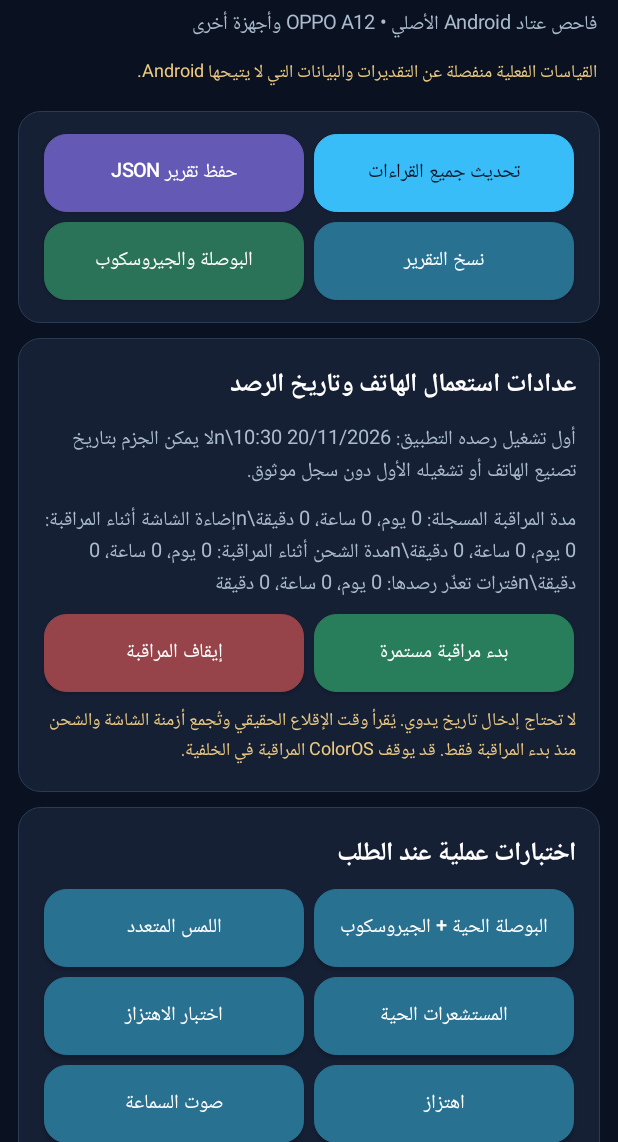
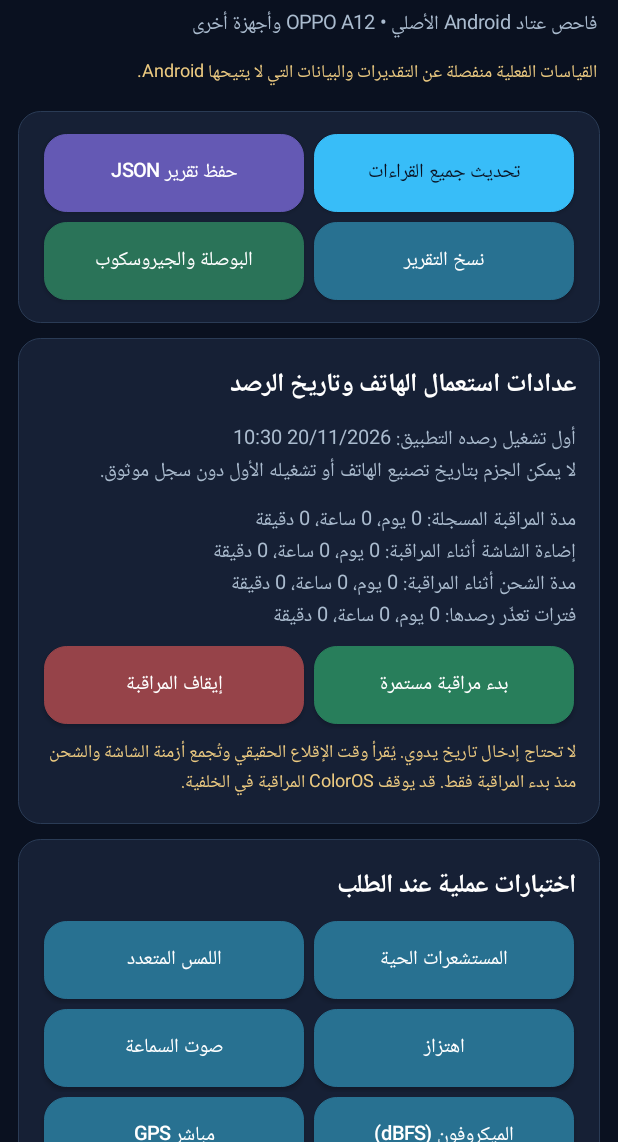
Before and after one commit to scientifica007/HardwareInspectorPro, an Android app: the screen it shows after launch (MainActivity), on a phone screen of 412 x 824 dp, the part 94-1236 px from its top. Run offline under Robolectric (Android 15) with nearby library versions, the phone set to English and light mode, and no system bars.

Commit message:
Fix escaped history lines and remove duplicate sensor test controls

```diff
--- a/app/src/main/java/dz/scientifica/hardwareinspectorpro/MainActivity.java
+++ b/app/src/main/java/dz/scientifica/hardwareinspectorpro/MainActivity.java
@@ -186,11 +186,8 @@ public final class MainActivity extends Activity {
 
         LinearLayout testBlock = vertical();
         testBlock.addView(text("اختبارات عملية عند الطلب", 17, Color.WHITE, true));
-        buttons(testBlock, button("البوصلة الحية + الجيروسكوب", Color.rgb(40, 113, 145),
-                v -> startActivity(new Intent(this, InstrumentsActivity.class))),
+        buttons(testBlock, button("المستشعرات الحية", Color.rgb(40, 113, 145), v -> testSensors()),
                 button("اللمس المتعدد", Color.rgb(40, 113, 145), v -> testTouch()));
-        buttons(testBlock, button("المستشعرات الحية", Color.rgb(40, 113, 145), v -> testSensors()),
-                button("اختبار الاهتزاز", Color.rgb(40, 113, 145), v -> vibrate()));
         buttons(testBlock, button("اهتزاز", Color.rgb(40, 113, 145), v -> vibrate()),
                 button("صوت السماعة", Color.rgb(40, 113, 145), v -> speaker()));
         buttons(testBlock, button("الميكروفون (dBFS)", Color.rgb(40, 113, 145), v -> microphone()),
@@ -239,11 +236,11 @@ public final class MainActivity extends Activity {
                 new java.text.SimpleDateFormat("dd/MM/yyyy HH:mm", Locale.US);
         ageInfo.setText("أول تشغيل رصده التطبيق: " +
                 (first <= 0 ? "غير متاح" : format.format(new java.util.Date(first))) +
-                "\\nلا يمكن الجزم بتاريخ تصنيع الهاتف أو تشغيله الأول دون سجل موثوق.");
+                "\nلا يمكن الجزم بتاريخ تصنيع الهاتف أو تشغيله الأول دون سجل موثوق.");
         monitorInfo.setText("مدة المراقبة المسجلة: " + HardwareReport.duration(p.getLong("monitor_ms", 0)) +
-                "\\nإضاءة الشاشة أثناء المراقبة: " + HardwareReport.duration(p.getLong("screen_ms", 0)) +
-                "\\nمدة الشحن أثناء المراقبة: " + HardwareReport.duration(p.getLong("charging_ms", 0)) +
-                "\\nفترات تعذّر رصدها: " + HardwareReport.duration(p.getLong("unobserved_ms", 0)));
+                "\nإضاءة الشاشة أثناء المراقبة: " + HardwareReport.duration(p.getLong("screen_ms", 0)) +
+                "\nمدة الشحن أثناء المراقبة: " + HardwareReport.duration(p.getLong("charging_ms", 0)) +
+                "\nفترات تعذّر رصدها: " + HardwareReport.duration(p.getLong("unobserved_ms", 0)));
     }
 
     private void startMonitor() {
```
